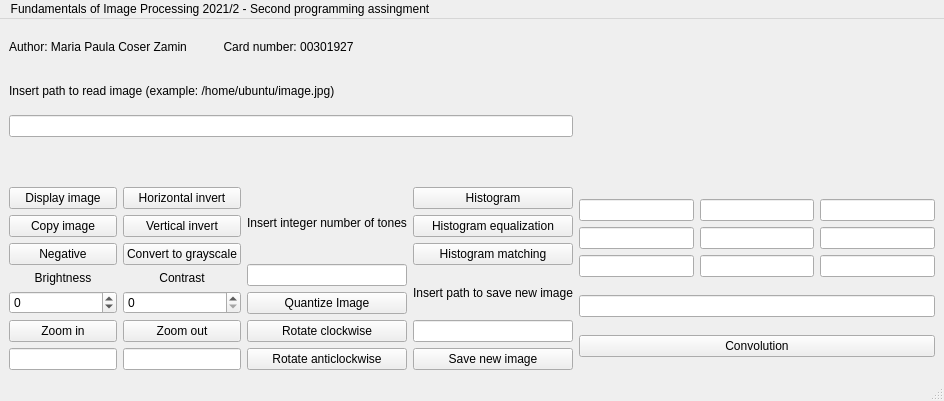
mpaulazamin/Trabalho2_FPI_Maria_Paula_Zamin, file mainwindow.ui: the form before one commit.
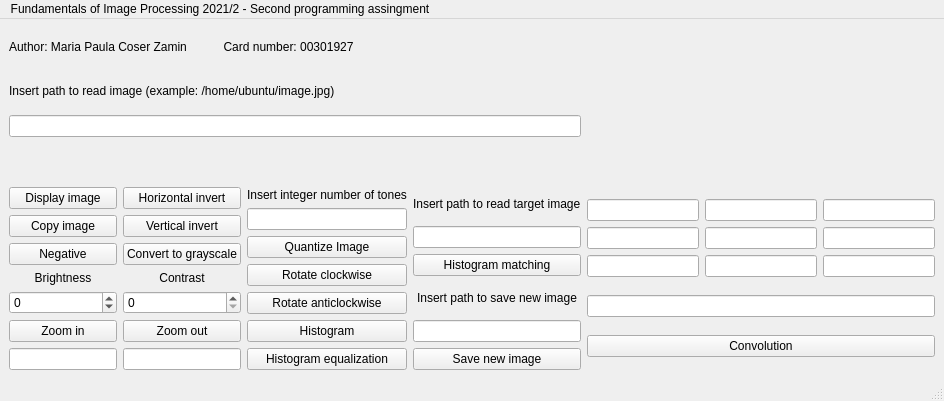
The form after the commit.

Commit message: histogram matching

```diff
--- a/mainwindow.ui
+++ b/mainwindow.ui
@@ -219,10 +219,6 @@
           </property>
          </widget>
         </item>
-       </layout>
-      </item>
-      <item>
-       <layout class="QVBoxLayout" name="verticalLayout_2">
         <item>
          <widget class="QPushButton" name="pushButtonHistogram">
           <property name="text">
@@ -236,6 +232,20 @@
            <string>Histogram equalization</string>
           </property>
          </widget>
+        </item>
+       </layout>
+      </item>
+      <item>
+       <layout class="QVBoxLayout" name="verticalLayout_2">
+        <item>
+         <widget class="QLabel" name="label_7">
+          <property name="text">
+           <string>Insert path to read target image</string>
+          </property>
+         </widget>
+        </item>
+        <item>
+         <widget class="QLineEdit" name="lineEditHistMatch"/>
         </item>
         <item>
          <widget class="QPushButton" name="pushButtonHistogramMatching">
```
The commit also changes 2 other files.
